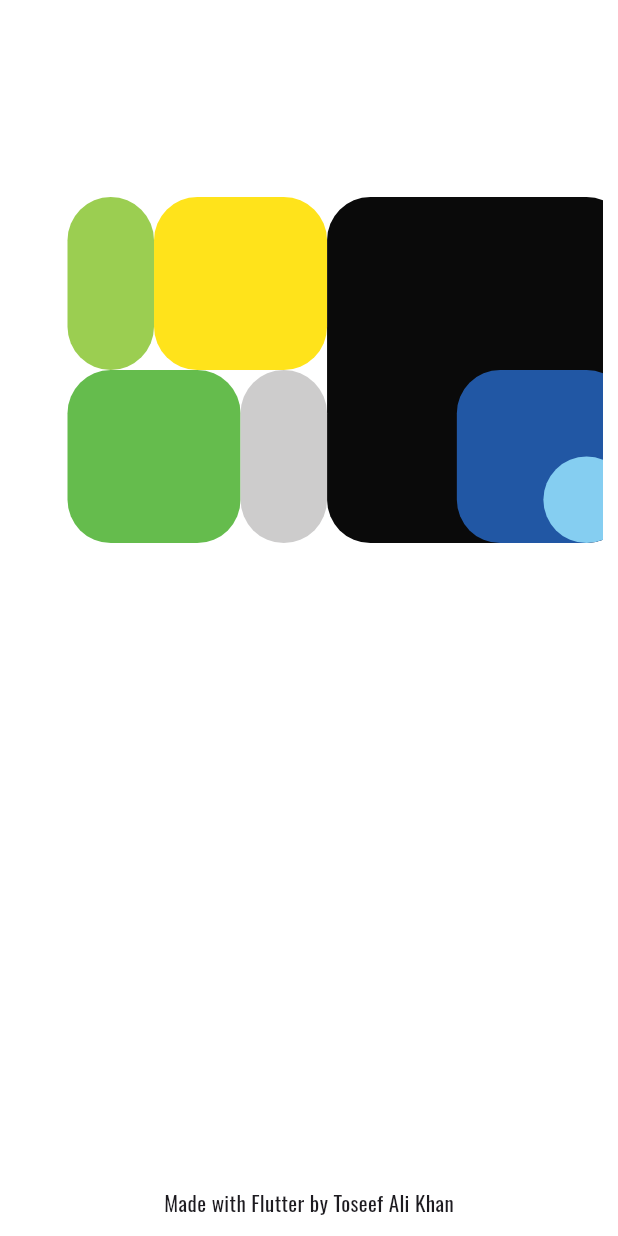
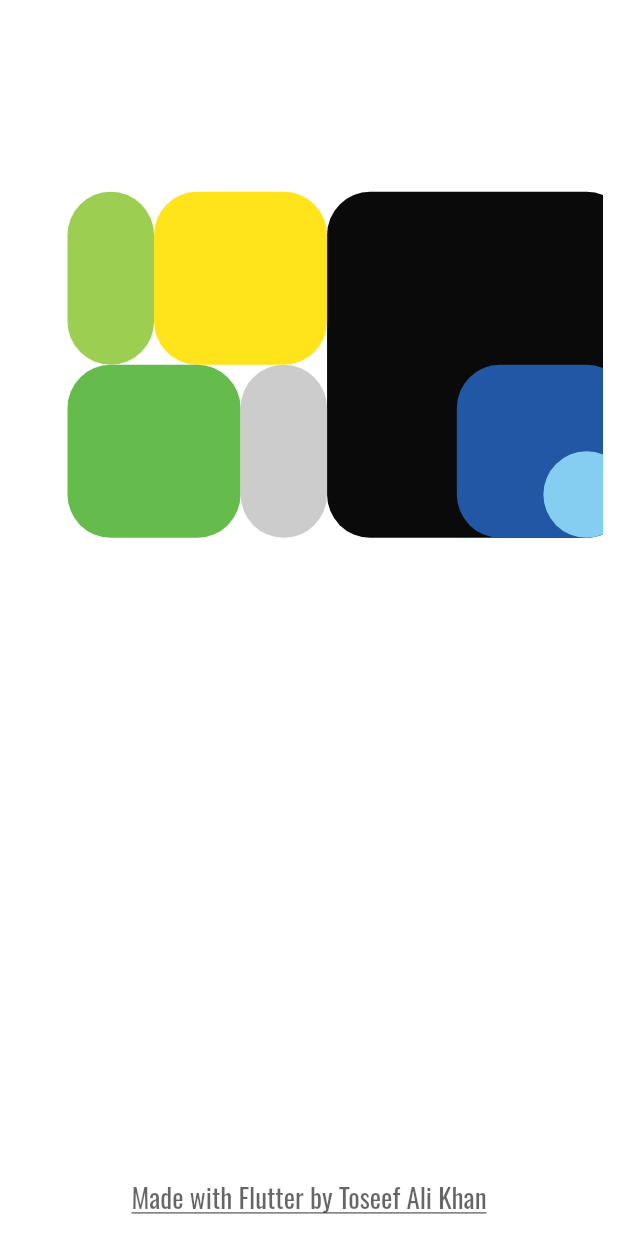
Before and after one commit to toseefkhan403/toseefkhan403.github.io, a Flutter app: the screen it shows after launch, on a phone screen of 412 x 824 dp. Run offline on Flutter 3.47's test engine with Material 3 defaults, Android fonts, the phone set to English and light mode, and no system bars; our stand-ins replace flutter_feather_icons, google_fonts.

Commit message:
added hover text animation, rotating icon animation, and ecoShift section

```diff
--- /dev/null
+++ b/lib/pages/sections.dart
@@ -0,0 +1 @@
+enum Sections { ecoShift, slider, zeeve, phaeton, dcomm, about, legacy }
--- a/lib/pages/stack_transition.dart
+++ b/lib/pages/stack_transition.dart
@@ -2,10 +2,12 @@ import 'dart:async';
 import 'dart:math';
 
 import 'package:flutter/material.dart';
+import 'package:portfolio_design/pages/sections.dart';
 import 'package:portfolio_design/widgets/hover_text.dart';
 import 'package:portfolio_design/pages/project_screen.dart';
 import 'package:portfolio_design/shape_configurations/figure_configuration.dart';
 import 'package:portfolio_design/shape_configurations/shape_configuration.dart';
+import 'package:portfolio_design/widgets/hover_text_underline.dart';
 
 class StackTransition extends StatefulWidget {
   const StackTransition({super.key});
@@ -302,24 +304,22 @@ class _StackTransitionState extends State<StackTransition> {
                           // color: Colors.brown,
                           child: Stack(
                             children: [
-                              _buildShape(
-                                  config!.shape1,
-                                  const Color(0xff0a0a0a),
-                                  'EcoShift',
+                              _buildShape(config!.shape1,
+                                  const Color(0xff0a0a0a), Sections.ecoShift,
                                   initialColor: Colors.white),
-                              _buildShape(
-                                  config!.shape2, const Color(0xff2157a4), 'F',
+                              _buildShape(config!.shape2,
+                                  const Color(0xff2157a4), Sections.slider,
                                   initialColor: Colors.white),
-                              _buildShape(
-                                  config!.shape3, const Color(0xff85cef1), 'G'),
-                              _buildShape(
-                                  config!.shape4, const Color(0xffffe31b), 'H'),
-                              _buildShape(
-                                  config!.shape5, const Color(0xff65bc4d), 'I'),
-                              _buildShape(
-                                  config!.shape6, const Color(0xffcdcccc), 'F'),
-                              _buildShape(
-                                  config!.shape7, const Color(0xff9bce51), 'K'),
+                              _buildShape(config!.shape3,
+                                  const Color(0xff85cef1), Sections.zeeve),
+                              _buildShape(config!.shape4,
+                                  const Color(0xffffe31b), Sections.phaeton),
+                              _buildShape(config!.shape5,
+                                  const Color(0xff65bc4d), Sections.about),
+                              _buildShape(config!.shape6,
+                                  const Color(0xffcdcccc), Sections.dcomm),
+                              _buildShape(config!.shape7,
+                                  const Color(0xff9bce51), Sections.legacy),
                             ],
                           ),
                         ),
@@ -327,16 +327,20 @@ class _StackTransitionState extends State<StackTransition> {
                     }),
                   ),
                 ),
-                const Padding(
-                  padding: EdgeInsets.only(bottom: 12.0),
-                  child: Text('Made with Flutter by Toseef Ali Khan'),
-                )
+                Padding(
+                  padding: const EdgeInsets.only(bottom: 12.0),
+                  child: HoverTextUnderline([
+                    HyperlinkText(
+                        text: 'Made with Flutter by Toseef Ali Khan',
+                        link: '/about')
+                  ]),
+                ),
               ],
             ),
     );
   }
 
-  Widget _buildShape(ShapeConfiguration shape, Color color, String link,
+  Widget _buildShape(ShapeConfiguration shape, Color color, Sections section,
       {Color initialColor = Colors.black}) {
     return AnimatedPositioned(
       duration: const Duration(milliseconds: 600),
@@ -364,7 +368,7 @@ class _StackTransitionState extends State<StackTransition> {
                       opaque: false,
                       pageBuilder: (context, animation, secondaryAnimation) {
                         return ProjectScreen(
-                            link, color, initialColor, shape.shape);
+                            section, color, initialColor, shape.shape);
                       },
                       transitionsBuilder:
                           (context, animation, secondaryAnimation, child) {
@@ -382,7 +386,9 @@ class _StackTransitionState extends State<StackTransition> {
               },
               child: ClipPath(
                   clipper: ShapeBorderClipper(shape: shape.shape),
-                  child: HoverText(visibleText: link, textColor: initialColor)),
+                  child: HoverText(
+                      visibleText: section.name.toUpperCase(),
+                      textColor: initialColor)),
             ),
           ),
         ),
--- /dev/null
+++ b/lib/widgets/hover_text_underline.dart
@@ -0,0 +1,90 @@
+import 'package:flutter/gestures.dart';
+import 'package:flutter/material.dart';
+import 'package:google_fonts/google_fonts.dart';
+import 'package:url_launcher/url_launcher.dart';
+
+class HoverTextUnderline extends StatefulWidget {
+  final List<HyperlinkText> textSpans;
+  final Color textColor;
+
+  const HoverTextUnderline(this.textSpans,
+      {super.key, this.textColor = Colors.black});
+
+  @override
+  State<HoverTextUnderline> createState() => _HoverTextUnderlineState();
+}
+
+class _HoverTextUnderlineState extends State<HoverTextUnderline> {
+  bool _isHovered = false;
+
+  @override
+  Widget build(BuildContext context) {
+    return MouseRegion(
+      onEnter: (_) {
+        setState(() {
+          _isHovered = true;
+        });
+      },
+      onExit: (_) {
+        setState(() {
+          _isHovered = false;
+        });
+      },
+      child: AnimatedDefaultTextStyle(
+        style: GoogleFonts.oswald(
+          decoration: TextDecoration.underline,
+          color: widget.textColor.withOpacity(_isHovered ? 1 : 0.6),
+          fontSize: 18,
+        ),
+        textAlign: TextAlign.center,
+        duration: const Duration(milliseconds: 300),
+        child: Text.rich(
+          TextSpan(
+            children: buildTextSpans(),
+          ),
+        ),
+      ),
+    );
+  }
+
+  buildTextSpans() {
+    List<TextSpan> list = [];
+    for (var hyperText in widget.textSpans) {
+      if (hyperText.link != null) {
+        final ts = TextSpan(
+            text: hyperText.text,
+            recognizer: TapGestureRecognizer()
+              ..onTap = () => launchNewPage(hyperText.link!));
+        list.add(ts);
+      } else {
+        final ts = TextSpan(
+          text: hyperText.text,
+          style: TextStyle(
+              decoration: TextDecoration.none,
+              color: widget.textColor.withOpacity(0.6)),
+        );
+        list.add(ts);
+      }
+    }
+
+    return list;
+  }
+
+  void launchNewPage(String link) async {
+    if (link.contains('http')) {
+      final Uri url = Uri.parse(link);
+      if (!await launchUrl(url)) {
+        throw Exception('Could not launch $url');
+      }
+    } else {
+      // todo
+    }
+  }
+}
+
+class HyperlinkText {
+  final String text;
+  final String? link;
+
+  HyperlinkText({required this.text, this.link});
+}
--- a/pubspec.yaml
+++ b/pubspec.yaml
@@ -36,6 +36,8 @@ dependencies:
   # Use with the CupertinoIcons class for iOS style icons.
   cupertino_icons: ^1.0.6
   google_fonts: ^6.2.0
+  flutter_feather_icons: ^2.0.0+1
+  url_launcher: ^6.2.5
 
 dev_dependencies:
   flutter_test:
```
Also changed, not shown: lib/pages/project_screen.dart (+120 -38 lines), lib/widgets/rotating_icon_button.dart (added, +41 -0 lines), assets/images/ecoShift.png (added), pubspec.lock, 8 other files.
